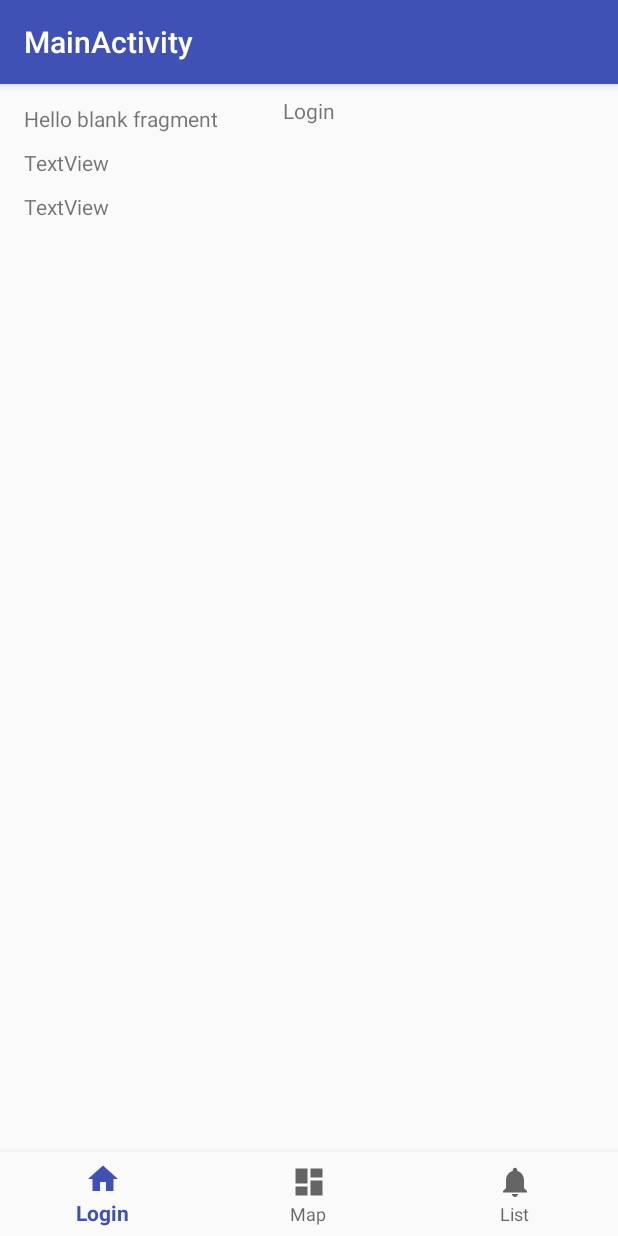
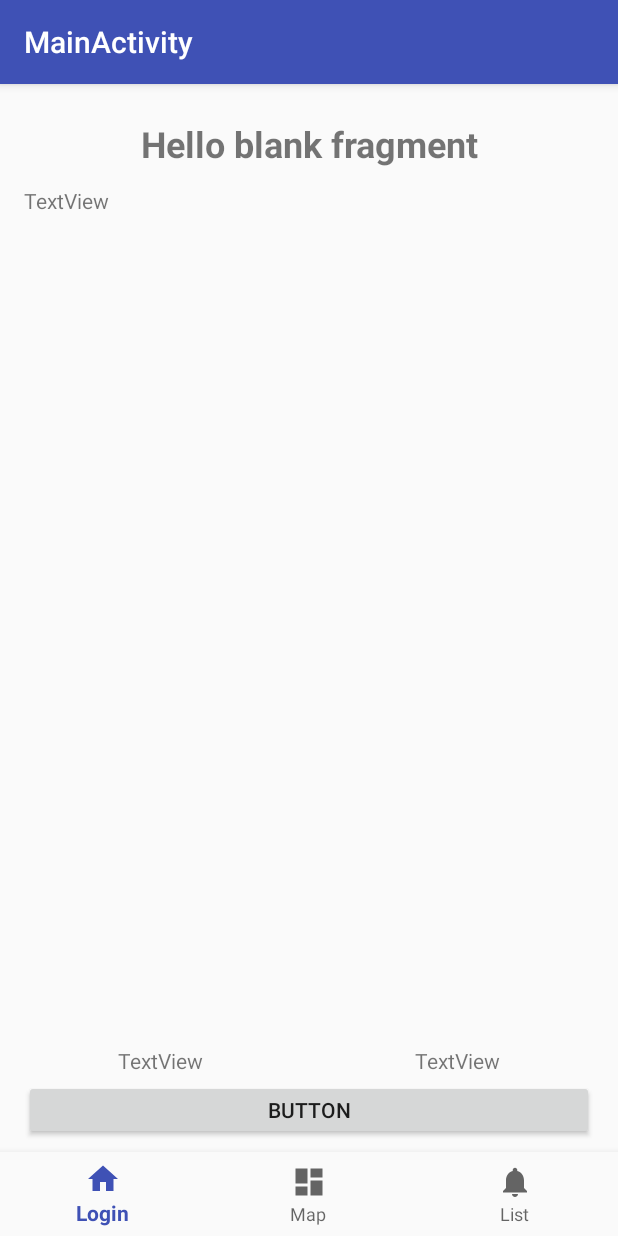
Before and after one commit to kubalobo/FacebookEvents, an Android app: the fragment FragmentEventInfo placed in its activity, on a phone screen of 412 x 824 dp. Run offline under Robolectric (Android 15) with nearby library versions, the phone set to English and light mode, and no system bars; libraries missing offline, so code that uses them is left out: com.facebook, com.facebook.login; 11 statements that could not run were skipped.

Commit message:
Event info done!

```diff
--- a/app/src/main/java/com/asiaikuba/facebookevents/FragmentEventInfo.java
+++ b/app/src/main/java/com/asiaikuba/facebookevents/FragmentEventInfo.java
@@ -33,10 +33,16 @@ public class FragmentEventInfo extends Fragment {
 
         TextView name = view.findViewById(R.id.event_info_name);
         TextView description = view.findViewById(R.id.event_info_description);
+        TextView startTime = view.findViewById(R.id.event_info_start_time);
+        TextView endTime = view.findViewById(R.id.event_info_end_time);
+
 
         Event event = ((MainActivity) getActivity()).events.get(eventIdOnList);
         name.setText(event.name);
         description.setText(event.description);
+        startTime.setText(event.start_time);
+        endTime.setText(event.end_time);
+
 
         return view;
     }
--- a/app/src/main/java/com/asiaikuba/facebookevents/MainActivity.java
+++ b/app/src/main/java/com/asiaikuba/facebookevents/MainActivity.java
@@ -21,7 +21,6 @@ import java.util.List;
 
 public class MainActivity extends AppCompatActivity implements FragmentLogin.OnLoginFragmentInteractionListener {
 
-    private TextView mTextMessage;
 
 
     List<Event> events;
@@ -37,7 +36,6 @@ public class MainActivity extends AppCompatActivity implements FragmentLogin.OnL
         public boolean onNavigationItemSelected(@NonNull MenuItem item) {
             switch (item.getItemId()) {
                 case R.id.navigation_home:
-                    mTextMessage.setText(R.string.title_fb_login);
 
                     FragmentTransaction transaction = getSupportFragmentManager().beginTransaction();
                     transaction.replace(R.id.fragmentContainer, new FragmentLogin());
@@ -45,7 +43,7 @@ public class MainActivity extends AppCompatActivity implements FragmentLogin.OnL
 
                     return true;
                 case R.id.navigation_dashboard:
-                    mTextMessage.setText(R.string.title_map);
+
                     transaction = getSupportFragmentManager().beginTransaction();
                     transaction.replace(R.id.fragmentContainer, new FragmentMap());
                     transaction.commit();
@@ -53,7 +51,6 @@ public class MainActivity extends AppCompatActivity implements FragmentLogin.OnL
                     return true;
 
                 case R.id.navigation_notifications:
-                    mTextMessage.setText(R.string.title_events_list);
                     transaction = getSupportFragmentManager().beginTransaction();
                     transaction.replace(R.id.fragmentContainer, new FragmentEventsList());
                     transaction.commit();
@@ -74,7 +71,7 @@ public class MainActivity extends AppCompatActivity implements FragmentLogin.OnL
         transaction.replace(R.id.fragmentContainer, new FragmentLogin());
         transaction.commit();
 
-        mTextMessage = findViewById(R.id.message);
+//        mTextMessage = findViewById(R.id.message);
         BottomNavigationView navigation = findViewById(R.id.navigation);
         navigation.setOnNavigationItemSelectedListener(mOnNavigationItemSelectedListener);
 
--- a/app/src/main/res/layout/activity_main.xml
+++ b/app/src/main/res/layout/activity_main.xml
@@ -6,19 +6,6 @@
     android:layout_width="match_parent"
     android:layout_height="match_parent"
     tools:context=".MainActivity">
-
-    <TextView
-        android:id="@+id/message"
-        android:layout_width="wrap_content"
-        android:layout_height="wrap_content"
-        android:layout_marginEnd="8dp"
-        android:layout_marginStart="8dp"
-        android:layout_marginTop="8dp"
-        android:text="@string/title_fb_login"
-        android:textAlignment="center"
-        app:layout_constraintEnd_toEndOf="parent"
-        app:layout_constraintStart_toStartOf="parent"
-        app:layout_constraintTop_toTopOf="parent" />
 
     <android.support.design.widget.BottomNavigationView
         android:id="@+id/navigation"
@@ -42,8 +29,10 @@
         android:layout_marginTop="8dp"
         app:layout_constraintBottom_toTopOf="@+id/navigation"
         app:layout_constraintEnd_toEndOf="parent"
+        app:layout_constraintHorizontal_bias="0.0"
         app:layout_constraintStart_toStartOf="parent"
-        app:layout_constraintTop_toTopOf="parent">
+        app:layout_constraintTop_toTopOf="parent"
+        app:layout_constraintVertical_bias="1.0">
 
     </FrameLayout>
 
--- a/app/src/main/res/layout/fragment_event_info.xml
+++ b/app/src/main/res/layout/fragment_event_info.xml
@@ -14,34 +14,90 @@
         android:layout_height="wrap_content"
         android:layout_marginEnd="8dp"
         android:layout_marginStart="8dp"
-        android:layout_marginTop="5dp"
+        android:layout_marginTop="15dp"
         android:text="@string/hello_blank_fragment"
+        android:textAlignment="center"
+        android:textSize="24sp"
+        android:textStyle="bold"
         app:layout_constraintEnd_toEndOf="parent"
         app:layout_constraintStart_toStartOf="parent"
         app:layout_constraintTop_toTopOf="parent" />
 
     <TextView
-        android:id="@+id/event_info_description"
+        android:id="@+id/event_info_start_time"
         android:layout_width="0dp"
         android:layout_height="wrap_content"
+        android:layout_marginBottom="3dp"
         android:layout_marginEnd="8dp"
         android:layout_marginStart="8dp"
-        android:layout_marginTop="10dp"
         android:text="TextView"
+        android:textAlignment="center"
+        app:layout_constraintBottom_toTopOf="@+id/button3"
+        app:layout_constraintEnd_toStartOf="@+id/guideline"
+        app:layout_constraintHorizontal_bias="1.0"
+        app:layout_constraintStart_toStartOf="parent" />
+
+    <android.support.constraint.Guideline
+        android:id="@+id/guideline"
+        android:layout_width="wrap_content"
+        android:layout_height="wrap_content"
+        android:orientation="vertical"
+        app:layout_constraintGuide_percent="0.5" />
+
+    <ScrollView
+        android:id="@+id/scrollView3"
+        android:layout_width="0dp"
+        android:layout_height="393dp"
+        android:layout_marginBottom="8dp"
+        android:layout_marginEnd="8dp"
+        android:layout_marginStart="8dp"
+        android:layout_marginTop="12dp"
+        app:layout_constraintBottom_toTopOf="@+id/event_info_start_time"
         app:layout_constraintEnd_toEndOf="parent"
+        app:layout_constraintHorizontal_bias="0.0"
         app:layout_constraintStart_toStartOf="parent"
-        app:layout_constraintTop_toBottomOf="@+id/event_info_name" />
+        app:layout_constraintTop_toBottomOf="@+id/event_info_name"
+        app:layout_constraintVertical_bias="0.0">
+
+        <LinearLayout
+            android:layout_width="match_parent"
+            android:layout_height="wrap_content"
+            android:orientation="vertical">
+
+            <TextView
+                android:id="@+id/event_info_description"
+                android:layout_width="match_parent"
+                android:layout_height="wrap_content"
+                android:text="TextView"
+                android:textAlignment="textStart"
+                android:textSize="14sp" />
+        </LinearLayout>
+    </ScrollView>
+
+    <Button
+        android:id="@+id/button3"
+        android:layout_width="0dp"
+        android:layout_height="40dp"
+        android:layout_marginEnd="8dp"
+        android:layout_marginStart="8dp"
+        android:text="Button"
+        app:layout_constraintBottom_toBottomOf="parent"
+        app:layout_constraintEnd_toEndOf="parent"
+        app:layout_constraintHorizontal_bias="0.0"
+        app:layout_constraintStart_toStartOf="parent" />
 
     <TextView
-        android:id="@+id/textView4"
+        android:id="@+id/event_info_end_time"
         android:layout_width="0dp"
         android:layout_height="wrap_content"
+        android:layout_marginBottom="3dp"
         android:layout_marginEnd="8dp"
         android:layout_marginStart="8dp"
-        android:layout_marginTop="10dp"
         android:text="TextView"
+        android:textAlignment="center"
+        app:layout_constraintBottom_toTopOf="@+id/button3"
         app:layout_constraintEnd_toEndOf="parent"
-        app:layout_constraintStart_toStartOf="parent"
-        app:layout_constraintTop_toBottomOf="@+id/event_info_description" />
+        app:layout_constraintHorizontal_bias="0.0"
+        app:layout_constraintStart_toStartOf="@+id/guideline" />
 
 </android.support.constraint.ConstraintLayout>
```
